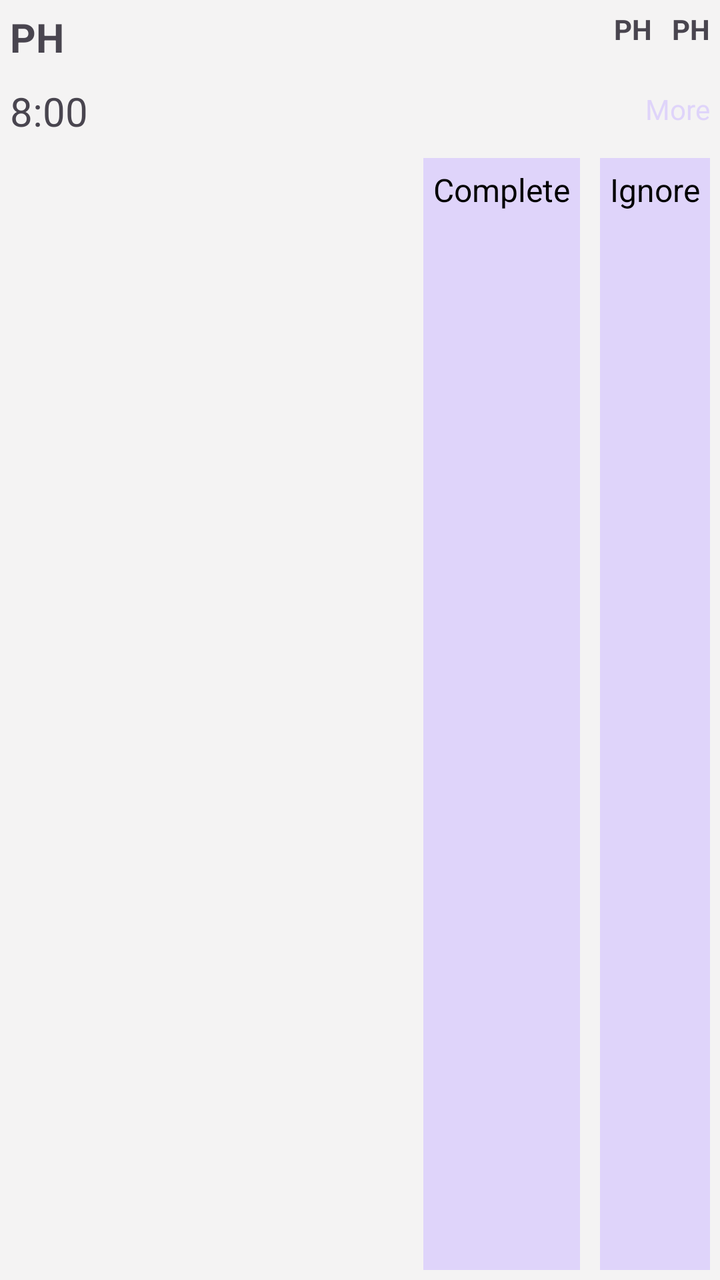
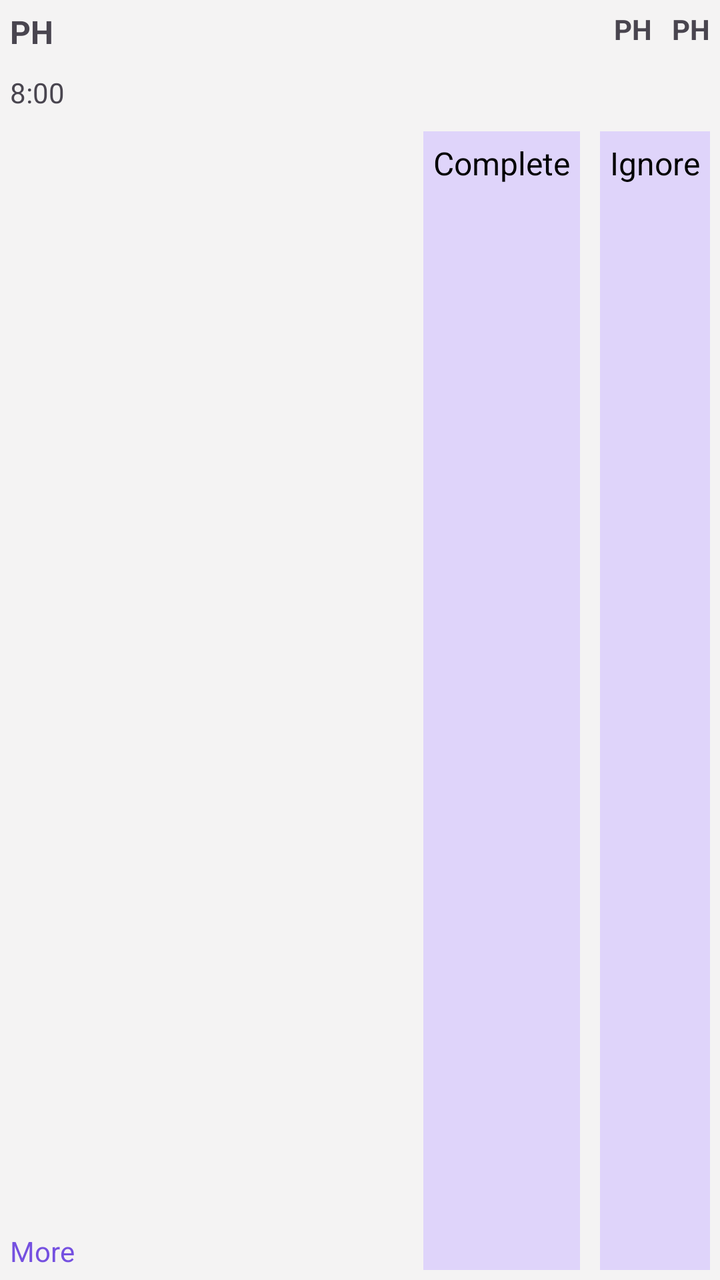

An Android layout rendered at two revisions. The XML below is the earlier revision; the diff shows what the commit changed to produce the second picture.
<!-- AndroidManifest.xml: application theme Theme.Mediplanner -->
<!-- res/layout/selected_day_treatments_view.xml -->
<?xml version="1.0" encoding="utf-8"?>
<RelativeLayout xmlns:android="http://schemas.android.com/apk/res/android"
    android:layout_width="match_parent"
    android:layout_height="wrap_content"
    android:background="@color/very_light_grey">

    <TextView
        android:id="@+id/daytreatmentName"
        android:layout_width="wrap_content"
        android:layout_height="wrap_content"
        android:layout_alignParentStart="true"
        android:layout_alignParentTop="true"
        android:layout_margin="5dp"
        android:minLines="1"
        android:text="PH"
        android:textSize="20sp"
        android:textStyle="bold" />

    <TextView
        android:id="@+id/dayTreatmentHout"
        android:layout_width="match_parent"
        android:layout_height="wrap_content"
        android:layout_below="@id/daytreatmentName"
        android:layout_margin="5dp"
        android:layout_toLeftOf="@id/moreTreatmentsButtons"
        android:text="8:00"
        android:textSize="20sp" />

    <TextView
        android:id="@+id/dayTreatmentQuantity"
        android:layout_width="wrap_content"
        android:layout_height="wrap_content"
        android:layout_margin="5dp"
        android:layout_toStartOf="@id/dayTreatmentQuantityMetric"
        android:minLines="1"
        android:text="PH"
        android:textStyle="bold" />

    <TextView
        android:id="@+id/dayTreatmentQuantityMetric"
        android:layout_width="wrap_content"
        android:layout_height="wrap_content"
        android:layout_alignParentTop="true"
        android:layout_alignParentEnd="true"
        android:layout_margin="5dp"
        android:minLines="1"
        android:text="PH"
        android:textStyle="bold" />

    <TextView
        android:id="@+id/ignoreButton"
        android:layout_width="wrap_content"
        android:layout_height="wrap_content"
        android:layout_below="@id/dayTreatmentHout"
        android:layout_alignParentEnd="true"
        android:layout_alignParentBottom="true"
        android:layout_margin="5dp"
        android:background="@color/light_purple"
        android:padding="5dp"
        android:text="@string/ignore"
        android:textColor="@color/black"
        android:textSize="16sp" />

    <TextView
        android:id="@+id/completeButton"
        android:layout_width="wrap_content"
        android:layout_height="wrap_content"
        android:layout_below="@id/dayTreatmentHout"
        android:layout_alignParentBottom="true"
        android:layout_margin="5dp"
        android:layout_marginBottom="5dp"
        android:layout_toStartOf="@id/ignoreButton"
        android:background="@color/light_purple"
        android:padding="5dp"
        android:text="@string/complete"
        android:textColor="@color/black"
        android:textSize="16sp" />

    <TextView
        android:id="@+id/moreTreatmentsButtons"
        android:layout_width="wrap_content"
        android:layout_height="wrap_content"
        android:layout_alignBottom="@id/dayTreatmentHout"
        android:layout_alignParentEnd="true"
        android:layout_alignParentBottom="false"
        android:layout_margin="5dp"
        android:text="@string/more"
        android:textColor="@color/light_purple" />
</RelativeLayout>
<!-- resources referenced by this layout -->
<resources>
  <color name="black">#FF000000</color>
  <color name="light_purple">#DFD4FA</color>
  <color name="very_light_grey">#F4F3F3</color>
  <string name="complete">Complete</string>
  <string name="ignore">Ignore</string>
  <string name="more">More</string>
  <style name="Theme.Mediplanner" parent="Base.Theme.Mediplanner" />
  <style name="Base.Theme.Mediplanner" parent="Theme.Material3.DayNight.NoActionBar">
          
          
          <item name="android:activatedBackgroundIndicator">@color/selectionBackground</item>
          
      </style>
  <color name="selectionBackground">#9F98B3</color>
</resources>

<!-- the commit's change to res/layout/selected_day_treatments_view.xml (unified diff, before → after) -->
@@ -13,7 +13,7 @@
         android:layout_margin="5dp"
         android:minLines="1"
         android:text="PH"
-        android:textSize="20sp"
+        android:textSize="16sp"
         android:textStyle="bold" />
 
     <TextView
@@ -21,10 +21,11 @@
         android:layout_width="match_parent"
         android:layout_height="wrap_content"
         android:layout_below="@id/daytreatmentName"
+        android:layout_alignEnd="@id/completeButton"
         android:layout_margin="5dp"
         android:layout_toLeftOf="@id/moreTreatmentsButtons"
         android:text="8:00"
-        android:textSize="20sp" />
+        android:textSize="14sp" />
 
     <TextView
         android:id="@+id/dayTreatmentQuantity"
@@ -81,9 +82,9 @@
         android:layout_width="wrap_content"
         android:layout_height="wrap_content"
         android:layout_alignBottom="@id/dayTreatmentHout"
-        android:layout_alignParentEnd="true"
-        android:layout_alignParentBottom="false"
+        android:layout_alignParentStart="true"
+        android:layout_alignParentBottom="true"
         android:layout_margin="5dp"
         android:text="@string/more"
-        android:textColor="@color/light_purple" />
+        android:textColor="@color/selectionBackgroundBright" />
 </RelativeLayout>
<!-- resource entries referenced after the edit -->
@@ -2,6 +2,7 @@
 <resources>
   <color name="black">#FF000000</color>
   <color name="light_purple">#DFD4FA</color>
+  <color name="selectionBackgroundBright">#7550E0</color>
   <color name="very_light_grey">#F4F3F3</color>
   <string name="complete">Complete</string>
   <string name="ignore">Ignore</string>
